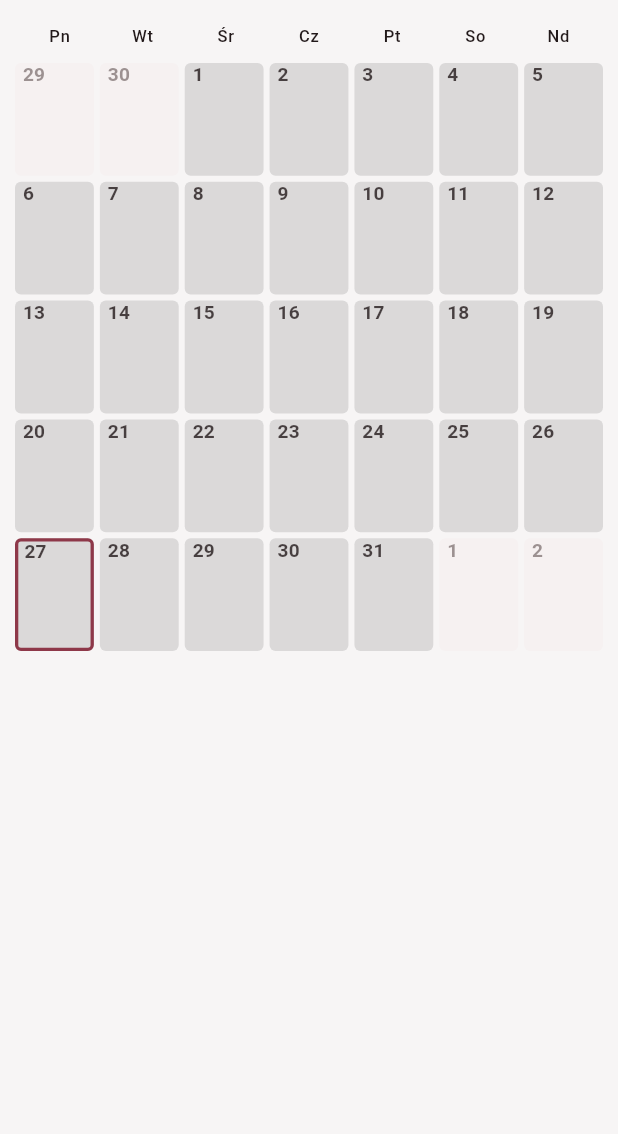
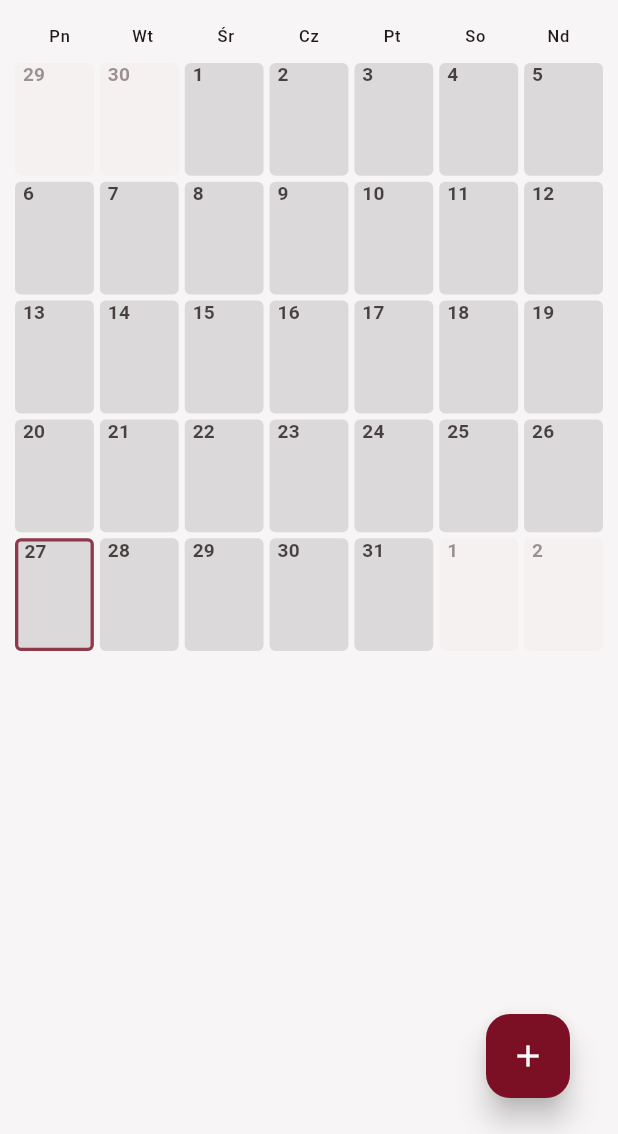
Before and after one commit to kroxon/Spark, a Flutter app: the _CalendarContent screen opened directly with empty values, on a phone screen of 412 x 824 dp, the part 102-1236 px from its top. Run offline on Flutter 3.47's test engine with Material 3 defaults, Android fonts, the phone set to English and light mode, and no system bars; our stand-ins replace cloud_firestore, firebase_auth, firebase_core, flutter_riverpod, flutter_signin_button, go_router and 1 more; accounts and stored records are empty; generated files the repository leaves out were written again; statements that could not run were skipped.

Commit message:
feat(ui): Add Floating Action Button

```diff
--- a/lib/core/navigation/app_shell.dart
+++ b/lib/core/navigation/app_shell.dart
@@ -49,11 +49,6 @@ class _AppShellState extends ConsumerState<AppShell> {
           crossAxisAlignment: CrossAxisAlignment.start,
           children: [
             Text(currentSection.label),
-            const SizedBox(height: 2),
-            Text(
-              currentSection.subtitle,
-              style: textTheme.bodySmall?.copyWith(color: theme.colorScheme.onSurfaceVariant),
-            ),
           ],
         ),
         actions: [
--- a/lib/core/navigation/widgets/app_scaffold_drawer.dart
+++ b/lib/core/navigation/widgets/app_scaffold_drawer.dart
@@ -62,7 +62,6 @@ class AppScaffoldDrawer extends StatelessWidget {
                   return ListTile(
                     leading: Icon(section.icon),
                     title: Text(section.label),
-                    subtitle: Text(section.subtitle, maxLines: 1, overflow: TextOverflow.ellipsis),
                     selected: isSelected,
                     selectedColor: theme.colorScheme.primary,
                     selectedTileColor: theme.colorScheme.primary.withOpacity(0.08),
--- a/lib/core/theme/app_theme.dart
+++ b/lib/core/theme/app_theme.dart
@@ -24,9 +24,10 @@ class AppTheme {
         foregroundColor: colorScheme.onSurface,
         surfaceTintColor: Colors.transparent,
         elevation: 0,
-        titleTextStyle: const TextStyle(
+        titleTextStyle: TextStyle(
           fontWeight: FontWeight.w600,
           fontSize: 20,
+          color: colorScheme.onSurface,
         ),
       ),
       navigationBarTheme: NavigationBarThemeData(
@@ -135,9 +136,10 @@ class AppTheme {
         foregroundColor: colorScheme.onSurface,
         surfaceTintColor: Colors.transparent,
         elevation: 0,
-        titleTextStyle: const TextStyle(
+        titleTextStyle: TextStyle(
           fontWeight: FontWeight.w600,
           fontSize: 20,
+          color: colorScheme.onSurface,
         ),
       ),
       navigationBarTheme: NavigationBarThemeData(
--- a/lib/features/calendar/widgets/day_detail_dialog.dart
+++ b/lib/features/calendar/widgets/day_detail_dialog.dart
@@ -3,7 +3,7 @@ import 'package:intl/intl.dart';
 import 'package:iskra/features/auth/domain/models/user_profile.dart';
 import 'package:iskra/features/calendar/models/calendar_entry.dart';
 import 'package:iskra/features/calendar/models/quick_status_validator.dart';
-import 'package:iskra/features/calendar/widgets/validation_conflict_dialog.dart';
+import 'package:iskra/features/calendar/widgets/day_detail/validation_conflict_dialog.dart';
 import 'package:iskra/features/calendar/models/editable_day_event.dart';
 import 'package:iskra/features/calendar/models/incident_entry.dart';
 import 'package:iskra/features/calendar/utils/shift_cycle_calculator.dart';
--- /dev/null
+++ b/lib/features/calendar/widgets/schedule_fab.dart
@@ -0,0 +1,226 @@
+import 'package:flutter/material.dart';
+import 'package:iskra/features/calendar/widgets/vacation_dialog.dart';
+import 'package:iskra/features/calendar/widgets/sick_leave_dialog.dart';
+
+/// Floating Action Button for schedule management with speed dial options.
+class ScheduleFab extends StatefulWidget {
+  const ScheduleFab({
+    super.key,
+    required this.onScheduleEditToggle,
+    required this.isEditing,
+  });
+
+  final VoidCallback onScheduleEditToggle;
+  final bool isEditing;
+
+  @override
+  State<ScheduleFab> createState() => _ScheduleFabState();
+}
+
+class _ScheduleFabState extends State<ScheduleFab>
+    with SingleTickerProviderStateMixin {
+  late AnimationController _animationController;
+  bool _isOpen = false;
+
+  @override
+  void initState() {
+    super.initState();
+    _animationController = AnimationController(
+      duration: const Duration(milliseconds: 800), // Wolniejsza animacja speed dial
+      vsync: this,
+    );
+  }
+
+  @override
+  void didUpdateWidget(covariant ScheduleFab oldWidget) {
+    super.didUpdateWidget(oldWidget);
+    // Reset state when entering schedule page
+    if (!widget.isEditing && oldWidget.isEditing) {
+      _resetFabState();
+    }
+  }
+
+  void _resetFabState() {
+    setState(() {
+      _isOpen = false;
+    });
+    _animationController.reverse();
+  }
+
+  @override
+  void dispose() {
+    _animationController.dispose();
+    super.dispose();
+  }
+
+  void _toggleFab() {
+    setState(() {
+      _isOpen = !_isOpen;
+      if (_isOpen) {
+        _animationController.forward();
+      } else {
+        _animationController.reverse();
+      }
+    });
+  }
+
+  void _onVacationPressed() {
+    _toggleFab();
+    VacationDialog.show(context: context);
+  }
+
+  void _onSchedulePressed() {
+    _toggleFab();
+    widget.onScheduleEditToggle();
+  }
+
+  void _onSickLeavePressed() {
+    _toggleFab();
+    SickLeaveDialog.show(context: context);
+  }
+
+  @override
+  Widget build(BuildContext context) {
+    final theme = Theme.of(context);
+    final colorScheme = theme.colorScheme;
+
+    // Hide FAB when editing
+    if (widget.isEditing) {
+      return const SizedBox.shrink();
+    }
+
+    return SizedBox(
+      width: double.infinity,
+      height: double.infinity,
+      child: Stack(
+        children: [
+          // Overlay to close on tap outside
+          if (_isOpen)
+            Positioned.fill(
+              child: GestureDetector(
+                onTap: _toggleFab,
+                child: Container(
+                  color: Colors.transparent,
+                ),
+              ),
+            ),
+
+          // Speed dial options - positioned above main FAB
+          Positioned(
+            bottom: 80, // 8 (main FAB position) + 72 (FAB height + spacing)
+            right: 16,
+            child: Column(
+              mainAxisSize: MainAxisSize.min,
+              crossAxisAlignment: CrossAxisAlignment.end,
+              children: [
+                // Vacation button - shortest, needs most left padding
+                AnimatedOpacity(
+                  duration: const Duration(milliseconds: 800), // Wolniejsza animacja
+                  opacity: _isOpen ? 1.0 : 0.0,
+                  curve: Curves.easeOut,
+                  child: AnimatedScale(
+                    duration: const Duration(milliseconds: 800), // Wolniejsza animacja
+                    scale: _isOpen ? 1.0 : 0.0,
+                    curve: Curves.easeOut,
+                    child: Padding(
+                      padding: const EdgeInsets.only(bottom: 12, left: 50), // Align left edge with longest FAB
+                      child: FloatingActionButton.extended(
+                        heroTag: 'vacation',
+                        onPressed: _onVacationPressed,
+                        backgroundColor: Colors.green.shade600,
+                        foregroundColor: Colors.white,
+                        tooltip: 'Dodaj urlop',
+                        elevation: 8,
+                        extendedPadding: const EdgeInsets.symmetric(horizontal: 12, vertical: 0),
+                        label: const Text(
+                          'Urlop',
+                          style: TextStyle(fontSize: 13, fontWeight: FontWeight.w600),
+                        ),
+                        icon: const Icon(Icons.beach_access, size: 20, color: Colors.white),
+                      ),
+                    ),
+                  ),
+                ),
+
+                // Schedule button - longest, no extra padding needed
+                AnimatedOpacity(
+                  duration: const Duration(milliseconds: 800), // Wolniejsza animacja
+                  opacity: _isOpen ? 1.0 : 0.0,
+                  curve: const Interval(0.1, 1.0, curve: Curves.easeOut),
+                  child: AnimatedScale(
+                    duration: const Duration(milliseconds: 800), // Wolniejsza animacja
+                    scale: _isOpen ? 1.0 : 0.0,
+                    curve: const Interval(0.1, 1.0, curve: Curves.easeOut),
+                    child: Padding(
+                      padding: const EdgeInsets.only(bottom: 12),
+                      child: FloatingActionButton.extended(
+                        heroTag: 'schedule',
+                        onPressed: _onSchedulePressed,
+                        backgroundColor: Colors.blue.shade600,
+                        foregroundColor: Colors.white,
+                        tooltip: 'Harmonogram',
+                        elevation: 8,
+                        extendedPadding: const EdgeInsets.symmetric(horizontal: 12, vertical: 0),
+                        label: const Text(
+                          'Harmonogram',
+                          style: TextStyle(fontSize: 13, fontWeight: FontWeight.w600),
+                        ),
+                        icon: const Icon(Icons.calendar_today, size: 20, color: Colors.white),
+                      ),
+                    ),
+                  ),
+                ),
+
+                // Sick leave button - medium length, needs some left padding
+                AnimatedOpacity(
+                  duration: const Duration(milliseconds: 800), // Wolniejsza animacja
+                  opacity: _isOpen ? 1.0 : 0.0,
+                  curve: const Interval(0.2, 1.0, curve: Curves.easeOut),
+                  child: AnimatedScale(
+                    duration: const Duration(milliseconds: 800), // Wolniejsza animacja
+                    scale: _isOpen ? 1.0 : 0.0,
+                    curve: const Interval(0.2, 1.0, curve: Curves.easeOut),
+                    child: Padding(
+                      padding: const EdgeInsets.only(bottom: 12, left: 15), // Align left edge with longest FAB
+                      child: FloatingActionButton.extended(
+                        heroTag: 'sick_leave',
+                        onPressed: _onSickLeavePressed,
+                        backgroundColor: Colors.orange.shade600,
+                        foregroundColor: Colors.white,
+                        tooltip: 'Dodaj zwolnienie',
+                        elevation: 8,
+                        extendedPadding: const EdgeInsets.symmetric(horizontal: 12, vertical: 0),
+                        label: const Text(
+                          'Zwolnienie',
+                          style: TextStyle(fontSize: 13, fontWeight: FontWeight.w600),
+                        ),
+                        icon: const Icon(Icons.medical_services, size: 20, color: Colors.white),
+                      ),
+                    ),
+                  ),
+                ),
+              ],
+            ),
+          ),
+
+          // Main FAB
+          Positioned(
+            bottom: 8, // 8px above bottom navigation
+            right: 16,
+            child: FloatingActionButton(
+              onPressed: _toggleFab,
+              backgroundColor: colorScheme.primary,
+              foregroundColor: colorScheme.onPrimary,
+              elevation: 8,
+              child: AnimatedRotation(
+                turns: _isOpen ? 0.125 : 0.0, // 45 degrees only when open
+                duration: const Duration(milliseconds: 1600), // 4x wolniej
+                child: const Icon(Icons.add),
+              ),
+            ),
+          ),
+        ],
+      ),
+    );
+  }
+}
--- a/lib/features/calendar/widgets/shift_day_tile.dart
+++ b/lib/features/calendar/widgets/shift_day_tile.dart
@@ -3,7 +3,7 @@ import 'package:iskra/features/auth/domain/models/user_profile.dart';
 import 'package:iskra/features/calendar/models/calendar_entry.dart';
 import 'package:iskra/features/calendar/models/shift_color_palette.dart';
 import 'package:iskra/features/calendar/utils/shift_cycle_calculator.dart';
-import 'package:iskra/features/calendar/widgets/day_event_icons_row.dart';
+import 'package:iskra/features/calendar/widgets/day_detail/day_event_icons_row.dart';
 import 'package:iskra/features/calendar/widgets/on_duty_indicator.dart';
 
 /// Represents a single day cell within the monthly calendar grid.
--- a/lib/features/home/presentation/pages/home_page.dart
+++ b/lib/features/home/presentation/pages/home_page.dart
@@ -7,6 +7,7 @@ import 'package:iskra/features/calendar/data/calendar_entry_repository.dart';
 import 'package:iskra/features/calendar/models/calendar_entry.dart';
 import 'package:iskra/features/calendar/utils/shift_cycle_calculator.dart';
 import 'package:iskra/features/calendar/widgets/day_detail_dialog.dart';
+import 'package:iskra/features/calendar/widgets/schedule_fab.dart';
 import 'package:iskra/features/calendar/widgets/shift_month_calendar.dart';
 import 'package:iskra/features/home/application/home_controller.dart';
 
@@ -238,7 +239,8 @@ class _CalendarContent extends StatelessWidget {
           cardHeight = media.isFinite && media > 0 ? media : 600;
         }
 
-        return Padding(
+        return Scaffold(
+          body: Padding(
             padding: padding,
             child: SizedBox(
               height: cardHeight,
@@ -254,6 +256,12 @@ class _CalendarContent extends StatelessWidget {
                 onToggleScheduledService: onToggleScheduled,
               ),
             ),
+          ),
+          floatingActionButton: ScheduleFab(
+            onScheduleEditToggle: onToggleEditing,
+            isEditing: isEditing,
+          ),
+          floatingActionButtonLocation: FloatingActionButtonLocation.endFloat,
         );
       },
     );
```
Also changed, not shown: lib/core/navigation/nav_destinations.dart (+0 -9 lines), lib/features/calendar/widgets/shift_month_calendar.dart (+0 -17 lines), lib/features/calendar/widgets/sick_leave_dialog.dart (added, +42 -0 lines), lib/features/calendar/widgets/vacation_dialog.dart (added, +42 -0 lines), lib/features/calendar/widgets/day_detail/day_event_icons_row.dart (renamed from lib/features/calendar/widgets/day_event_icons_row.dart), lib/features/calendar/widgets/day_detail/validation_conflict_dialog.dart (renamed from lib/features/calendar/widgets/validation_conflict_dialog.dart). Lines whose indentation alone changed are shown as unchanged.
